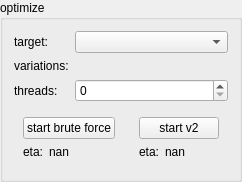
Qt form app/optimize_widget.ui (hanslhansl/elden-ring-damage-optimizer) before a commit.
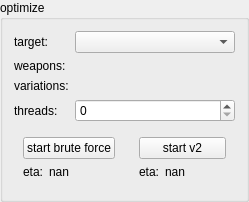
The same form after that commit.

The edit to the form file:
```diff
--- a/app/optimize_widget.ui
+++ b/app/optimize_widget.ui
@@ -2,6 +2,14 @@
 <ui version="4.0">
  <class>OptimizeWidget</class>
  <widget class="QGroupBox" name="OptimizeWidget">
+  <property name="geometry">
+   <rect>
+    <x>0</x>
+    <y>0</y>
+    <width>249</width>
+    <height>196</height>
+   </rect>
+  </property>
   <property name="windowTitle">
    <string>Form</string>
   </property>
@@ -21,30 +29,44 @@
      <item row="0" column="1">
       <widget class="QComboBox" name="target_combobox"/>
      </item>
-     <item row="1" column="0">
+     <item row="2" column="0">
       <widget class="QLabel" name="label_2">
        <property name="text">
         <string>variations:</string>
        </property>
       </widget>
      </item>
-     <item row="1" column="1">
+     <item row="2" column="1">
       <widget class="QLabel" name="variations_label">
        <property name="text">
         <string/>
        </property>
       </widget>
      </item>
-     <item row="2" column="0">
+     <item row="3" column="0">
       <widget class="QLabel" name="label_3">
        <property name="text">
         <string>threads:</string>
        </property>
       </widget>
      </item>
-     <item row="2" column="1">
+     <item row="3" column="1">
       <widget class="QSpinBox" name="threads_spinbox"/>
      </item>
+     <item row="1" column="0">
+      <widget class="QLabel" name="label_5">
+       <property name="text">
+        <string>weapons:</string>
+       </property>
+      </widget>
+     </item>
+     <item row="1" column="1">
+      <widget class="QLabel" name="weapons_label">
+       <property name="text">
+        <string/>
+       </property>
+      </widget>
+     </item>
     </layout>
    </item>
    <item>
```
